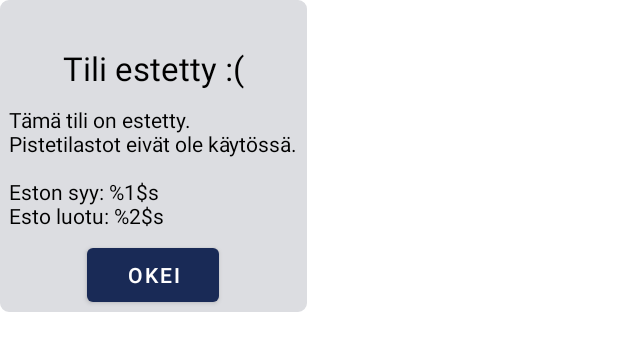
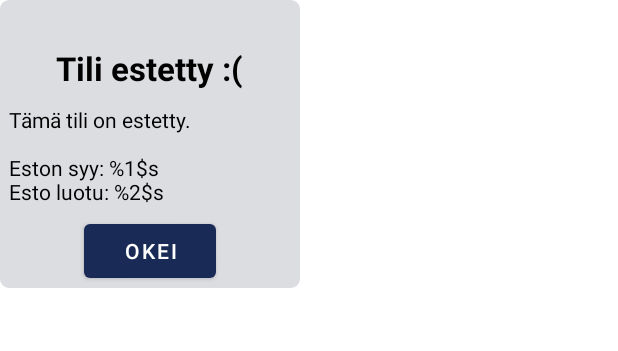
Before and after one commit to Polystyreeni/Janasahti, an Android app: the layout player_banned_popup.xml on its own in the app's theme, with its tools: preview values and no code run, on a phone screen of 412 x 824 dp. Shown: the top 351 px of the screen. Run offline under Robolectric (Android 15) with nearby library versions, the phone set to English and light mode, and no system bars; network calls fail.

Commit message:
Minor fixes

```diff
--- a/Wordgame/app/src/main/res/layout/player_banned_popup.xml
+++ b/Wordgame/app/src/main/res/layout/player_banned_popup.xml
@@ -17,6 +17,7 @@
         android:textColor="@color/black"
         android:textAlignment="center"
         android:text="Tili estetty :("
+        android:textStyle="bold"
         android:textSize="22sp" />
 
     <TextView
--- a/Wordgame/app/src/main/res/values/strings.xml
+++ b/Wordgame/app/src/main/res/values/strings.xml
@@ -9,7 +9,7 @@
     <string name="settings_amoled">OLED-suoja</string>
     <string name="settings_colormode">Tumma Teema</string>
     <string name="settings_textSize">Kirjainkoko</string>
-    <string name="settings_scoreboard">Käytä pistetilastoja</string>
+    <string name="settings_scoreboard">Näytä pistetilastot</string>
     <string name="settings_return">Palaa</string>
     <string name="error_version">Versiotiedon haku epäonnistui</string>
     <string name="error_scoreboard">Pistetilastojen haku epäonnistui</string>
@@ -49,6 +49,6 @@
     <string name="support_select_type">Valitse viestin tyyppi alla olevasta listasta</string>
     <string name="support_write_area">Kirjoita tähän…</string>
     <string name="button_send">Lähetä</string>
-    <string name="player_banned_text">Tämä tili on estetty.\nPistetilastot eivät ole käytössä.\n\nEston syy: %1$s\nEsto luotu: %2$s</string>
+    <string name="player_banned_text">Tämä tili on estetty.\n\nEston syy: %1$s\nEsto luotu: %2$s</string>
     <string name="player_banned_not_available">Tämä ominaisuus ei ole käytössä estetylle tilille!</string>
 </resources>
```
Also changed, not shown: Wordgame/app/src/main/java/com/example/wordgame/MenuActivity.java (+7 -4 lines).
